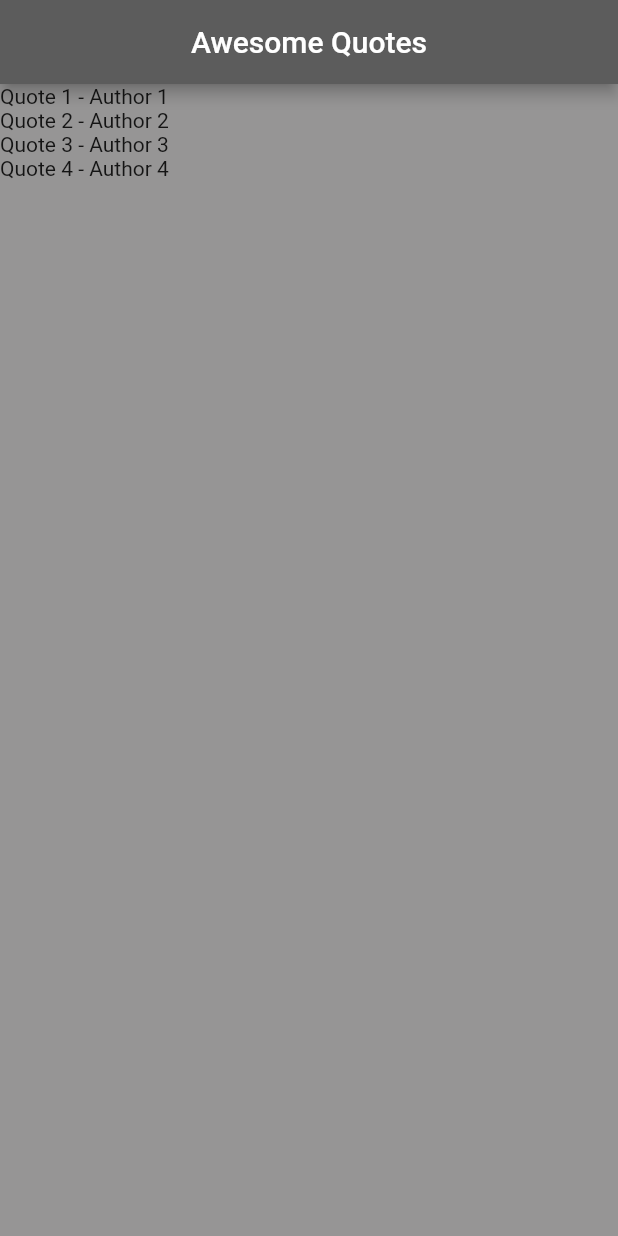
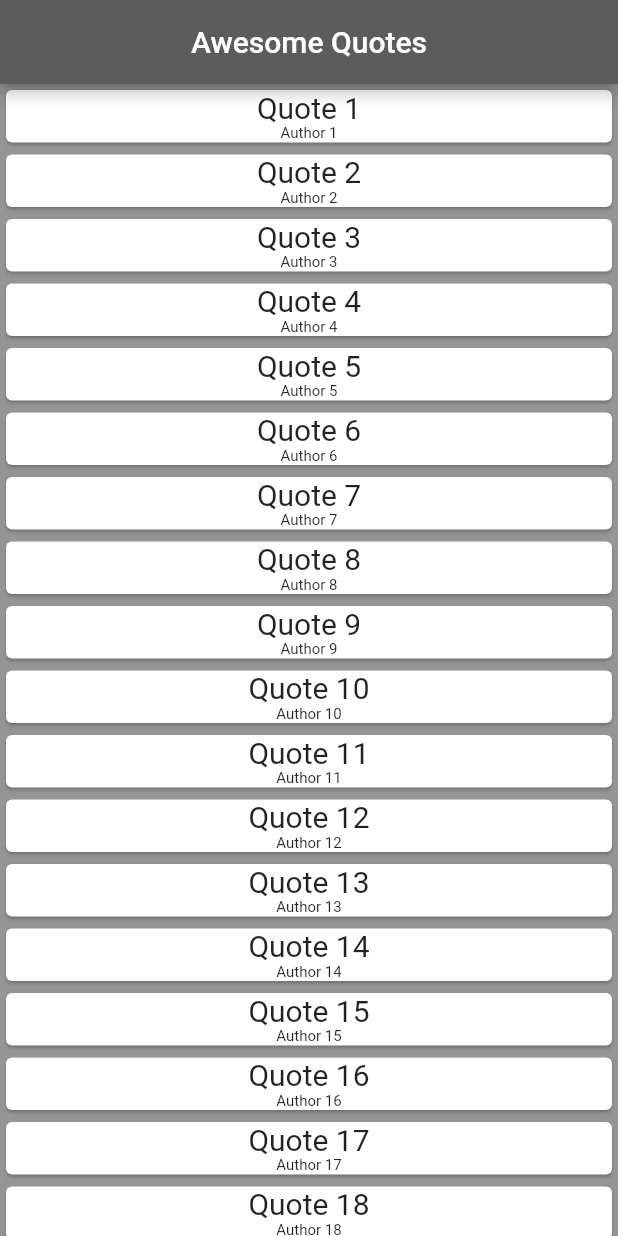
Before and after one commit to imashar7/flutterListApp, a Flutter app: the screen it shows after launch, on a phone screen of 412 x 824 dp. Run offline on Flutter 3.47's test engine with Material 2 defaults, Android fonts, the phone set to English and light mode, and no system bars.

Commit message:
scoll and Classes

```diff
--- a/lib/main.dart
+++ b/lib/main.dart
@@ -1,11 +1,12 @@
 import 'package:flutter/material.dart';
 import 'quotes.dart';
 
-void main() => runApp(MaterialApp(
+void main() => runApp(const MaterialApp(
       home: QuoteList(),
     ));
 
 class QuoteList extends StatefulWidget {
+  const QuoteList({super.key});
   @override
   State<QuoteList> createState() => _QuoteListState();
 }
@@ -16,19 +17,61 @@ class _QuoteListState extends State<QuoteList> {
     Quotes(quote: 'Quote 2', author: 'Author 2'),
     Quotes(quote: 'Quote 3', author: 'Author 3'),
     Quotes(quote: 'Quote 4', author: 'Author 4'),
+    Quotes(quote: 'Quote 5', author: 'Author 5'),
+    Quotes(quote: 'Quote 6', author: 'Author 6'),
+    Quotes(quote: 'Quote 7', author: 'Author 7'),
+    Quotes(quote: 'Quote 8', author: 'Author 8'),
+    Quotes(quote: 'Quote 9', author: 'Author 9'),
+    Quotes(quote: 'Quote 10', author: 'Author 10'),
+    Quotes(quote: 'Quote 11', author: 'Author 11'),
+    Quotes(quote: 'Quote 12', author: 'Author 12'),
+    Quotes(quote: 'Quote 13', author: 'Author 13'),
+    Quotes(quote: 'Quote 14', author: 'Author 14'),
+    Quotes(quote: 'Quote 15', author: 'Author 15'),
+    Quotes(quote: 'Quote 16', author: 'Author 16'),
+    Quotes(quote: 'Quote 17', author: 'Author 17'),
+    Quotes(quote: 'Quote 18', author: 'Author 18'),
+    Quotes(quote: 'Quote 19', author: 'Author 19'),
+    Quotes(quote: 'Quote 20', author: 'Author 20'),
+    Quotes(quote: 'Quote 21', author: 'Author 21'),
+    Quotes(quote: 'Quote 22', author: 'Author 22'),
   ];
+  Widget quoteTemplate(quote) {
+    return Card(
+      child: Column(
+        crossAxisAlignment: CrossAxisAlignment.stretch,
+        children: [
+          Text(
+            '${quote.quote}',
+            style: const TextStyle(
+              fontSize: 20.0,
+            ),
+            textAlign: TextAlign.center,
+          ),
+          Text(
+            '${quote.author}',
+            style: const TextStyle(
+              fontSize: 10,
+            ),
+            textAlign: TextAlign.center,
+          )
+        ],
+      ),
+    );
+  }
+
   @override
   Widget build(BuildContext context) {
     return Scaffold(
-        backgroundColor: Color.fromARGB(255, 150, 149, 149),
+        backgroundColor: const Color.fromARGB(255, 150, 149, 149),
         appBar: AppBar(
-          title: Text('Awesome Quotes'),
-          backgroundColor: Color.fromARGB(255, 92, 92, 92),
+          title: const Text('Awesome Quotes'),
+          backgroundColor: const Color.fromARGB(255, 92, 92, 92),
           centerTitle: true,
         ),
-        body: Column(
-            children: quotes
-                .map((quote) => Text('${quote.quote} - ${quote.author}'))
-                .toList()));
+        body: SingleChildScrollView(
+            child: Column(
+                children:
+                    quotes.map((quote) => (quoteTemplate(quote))).toList())));
   }
 }
```
